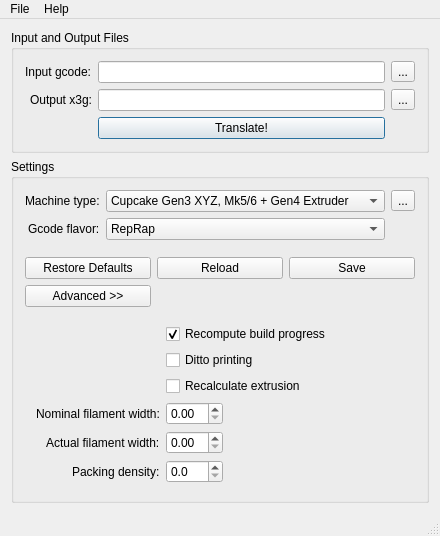
Above: mainwindow.ui from markwal/GpxUi before the change. Below: the same form after it.
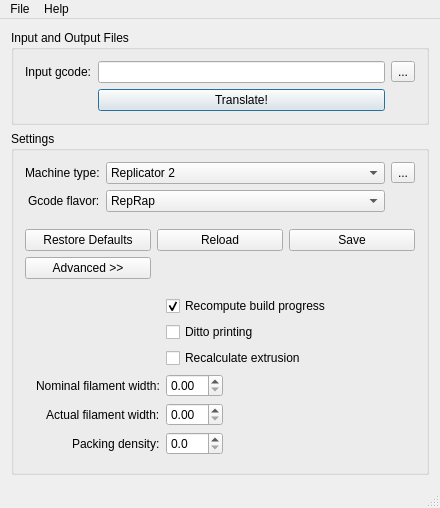
That is the form after the change. Icons and pictures are not drawn.

```diff
--- a/mainwindow.ui
+++ b/mainwindow.ui
@@ -7,7 +7,7 @@
     <x>0</x>
     <y>0</y>
     <width>385</width>
-    <height>485</height>
+    <height>461</height>
    </rect>
   </property>
   <property name="windowTitle">
@@ -37,16 +37,6 @@
        <item row="0" column="1">
         <widget class="QLineEdit" name="editInput"/>
        </item>
-       <item row="1" column="1">
-        <widget class="QLineEdit" name="editOutput"/>
-       </item>
-       <item row="1" column="0" alignment="Qt::AlignRight">
-        <widget class="QLabel" name="labelOutput">
-         <property name="text">
-          <string>Output x3g:</string>
-         </property>
-        </widget>
-       </item>
        <item row="0" column="2">
         <widget class="QToolButton" name="tbtnInputGcode">
          <property name="text">
@@ -54,7 +44,7 @@
          </property>
         </widget>
        </item>
-       <item row="2" column="1">
+       <item row="1" column="1">
         <widget class="QPushButton" name="btnTranslate">
          <property name="text">
           <string>Translate!</string>
@@ -64,13 +54,6 @@
          </property>
         </widget>
        </item>
-       <item row="1" column="2">
-        <widget class="QToolButton" name="tbtnOutputX3g">
-         <property name="text">
-          <string>...</string>
-         </property>
-        </widget>
-       </item>
       </layout>
      </widget>
     </item>
@@ -165,6 +148,12 @@
               <verstretch>0</verstretch>
              </sizepolicy>
             </property>
+            <property name="currentIndex">
+             <number>10</number>
+            </property>
+            <property name="maxVisibleItems">
+             <number>15</number>
+            </property>
             <item>
              <property name="text">
               <string>Cupcake Gen3 XYZ, Mk5/6 + Gen4 Extruder</string>
```
Left out of the diff: 8 changed lines with no effect on the pictures.
